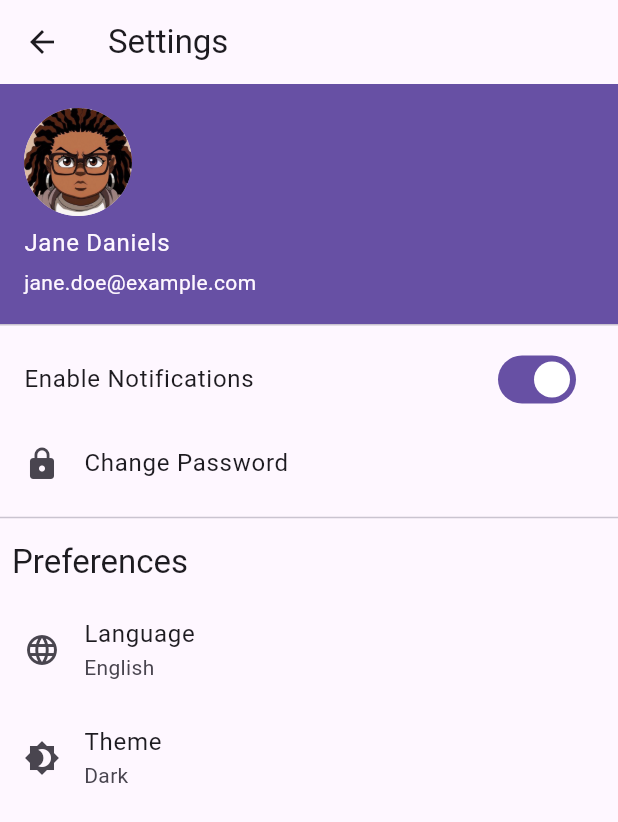
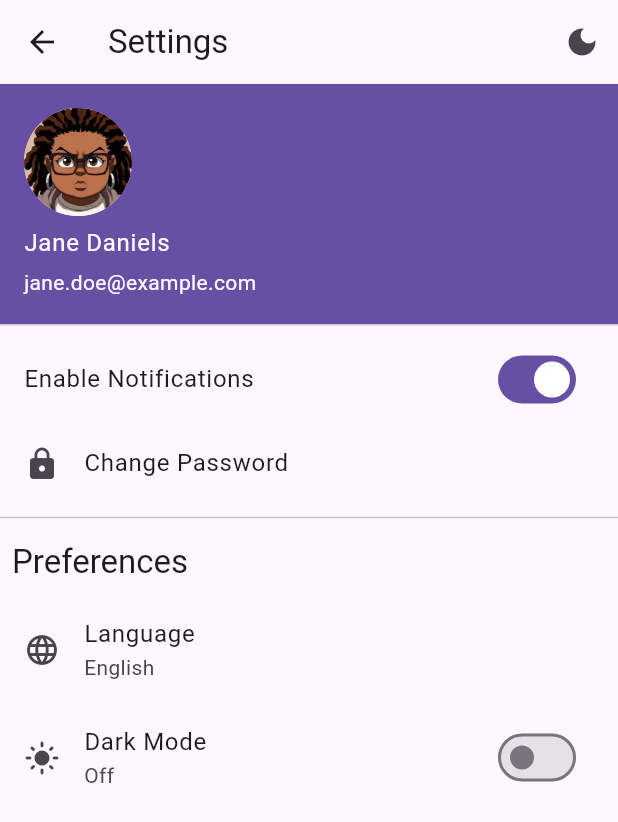
Before and after one commit to rrttll/orlando_recycling_app, a Flutter app: the SettingsScreen screen opened directly, on a phone screen of 412 x 824 dp. Shown: the top 822 px of the screen. Run offline on Flutter 3.47's test engine with Material 3 defaults, Android fonts, the phone set to English and light mode, and no system bars; missing offline and left inert: flutter_barcode_scanner.

Commit message:
dark mode has been added

```diff
--- /dev/null
+++ b/lib/providers/theme_provider.dart
@@ -0,0 +1,15 @@
+//File: lib/providers/theme_provider.dart
+import 'package:flutter/material.dart';
+
+class ThemeProvider extends ChangeNotifier {
+  bool _isDarkMode = false; // Initial theme is set to Light mode.
+
+  // Getter to check current theme mode.
+  bool get isDarkMode => _isDarkMode;
+
+  // Method to toggle the theme between dark and light.
+  void toggleTheme() {
+    _isDarkMode = !_isDarkMode;
+    notifyListeners(); // Notify all listening widgets of the change.
+  }
+}
--- a/lib/screens/community_feature_screen.dart
+++ b/lib/screens/community_feature_screen.dart
@@ -1,3 +1,4 @@
+//File: lib/screens/community_feature_screen.dart
 import 'package:flutter/material.dart';
 
 class CommunityFeatureScreen extends StatefulWidget {
--- a/lib/screens/educational_screen.dart
+++ b/lib/screens/educational_screen.dart
@@ -1,3 +1,4 @@
+//File: lib/screens/educational_screen.dart
 import 'package:flutter/material.dart';
 import 'package:url_launcher/url_launcher.dart';
 
--- a/lib/screens/login_screen.dart
+++ b/lib/screens/login_screen.dart
@@ -1,3 +1,4 @@
+//File: lib/screens/login_screen.dart
 import 'package:flutter/material.dart';
 import 'recover_password_screen.dart'; // Make sure this path is correct
 
--- a/lib/screens/map_schedule_screen.dart
+++ b/lib/screens/map_schedule_screen.dart
@@ -1,3 +1,4 @@
+//File: lib/screens/map_schedule_screen.dart
 import 'package:flutter/material.dart';
 import 'dart:io' show Platform;
 
--- a/lib/screens/recover_password_screen.dart
+++ b/lib/screens/recover_password_screen.dart
@@ -1,3 +1,4 @@
+//File: lib/screens/recover_password_screen.dart
 import 'package:flutter/material.dart';
 
 class RecoverPasswordScreen extends StatefulWidget {
--- a/lib/screens/settings_screen.dart
+++ b/lib/screens/settings_screen.dart
@@ -1,56 +1,74 @@
+//File: lib/screens/settings_screen.dart
 import 'package:flutter/material.dart';
+import 'package:provider/provider.dart';
+import '../providers/theme_provider.dart'; // Ensure the path is correct
 
 class SettingsScreen extends StatelessWidget {
   @override
   Widget build(BuildContext context) {
+    final themeProvider = Provider.of<ThemeProvider>(context, listen: false);
+
     return Scaffold(
-      appBar: AppBar(title: Text("Settings")),
+      appBar: AppBar(
+        title: Text("Settings"),
+        actions: [
+          IconButton(
+            icon: Icon(
+                themeProvider.isDarkMode ? Icons.light_mode : Icons.dark_mode),
+            onPressed: () {
+              themeProvider.toggleTheme();
+            },
+          ),
+        ],
+      ),
       body: ListView(
         children: [
           UserAccountsDrawerHeader(
             accountName: Text("Jane Daniels"),
             accountEmail: Text("jane.doe@example.com"),
             currentAccountPicture: CircleAvatar(
-              backgroundImage:
-                  AssetImage('assets/profile_picture.png'), // Use local asset
-              // If you don't have this image, either add one or revert to using NetworkImage
+              backgroundImage: AssetImage('assets/profile_picture.png'),
             ),
-            // Removed onDetailsPressed to eliminate the dropdown arrow
           ),
           SwitchListTile(
             title: Text("Enable Notifications"),
             value: true,
             onChanged: (bool value) {
-              // Handle change
+              // Here you can integrate your logic to handle notifications
             },
           ),
           ListTile(
             title: Text("Change Password"),
             leading: Icon(Icons.lock),
             onTap: () {
-              // Navigate to change password
+              // Integrate functionality to change password
             },
           ),
           Divider(),
           Padding(
             padding: const EdgeInsets.all(8.0),
-            child: Text("Preferences",
-                style: Theme.of(context).textTheme.headline6),
+            child: Text(
+              "Preferences",
+              style: Theme.of(context).textTheme.headline6,
+            ),
           ),
           ListTile(
             title: Text("Language"),
-            subtitle: Text("English"),
+            subtitle: Text(
+                "English"), // This could be dynamic based on the actual setting
             leading: Icon(Icons.language),
             onTap: () {
-              // Handle Language change
+              // Here you can integrate language change logic
             },
           ),
-          ListTile(
-            title: Text("Theme"),
-            subtitle: Text("Dark"),
-            leading: Icon(Icons.brightness_4),
-            onTap: () {
-              // Handle Theme change
+          SwitchListTile(
+            title: Text("Dark Mode"),
+            subtitle: Text(themeProvider.isDarkMode ? "On" : "Off"),
+            value: themeProvider.isDarkMode,
+            secondary: Icon(
+                themeProvider.isDarkMode ? Icons.dark_mode : Icons.light_mode),
+            onChanged: (bool value) {
+              themeProvider.toggleTheme();
             },
           ),
         ],
--- a/lib/screens/user_profile_screen.dart
+++ b/lib/screens/user_profile_screen.dart
@@ -1,4 +1,4 @@
-// File: lib/screens/login_screen.dart
+// File: lib/screens/user_profile_screen.dart
 import 'package:flutter/material.dart';
 
 class UserProfileScreen extends StatefulWidget {
--- a/pubspec.yaml
+++ b/pubspec.yaml
@@ -36,6 +36,7 @@ dependencies:
   google_maps_flutter: ^2.1.1
   flutter_barcode_scanner: ^2.0.0
   cupertino_icons: ^1.0.6
+  provider: ^6.0.1
 
 dev_dependencies:
   flutter_test:
```
Also changed, not shown: lib/main.dart (+10 -2 lines), pubspec.lock, 1 other file.
